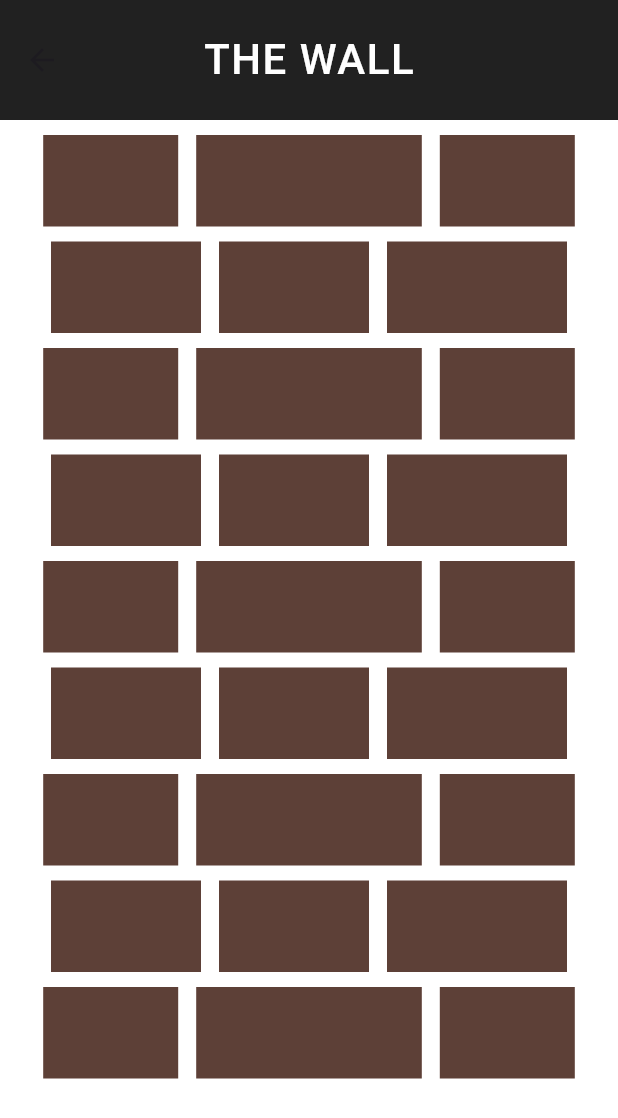
After one commit to Avesh6754/ui_demo, a Flutter app: the Wall screen opened by its route, on a phone screen of 412 x 824 dp. The commit adds this screen. Shown: the top 1118 px of the screen. Run offline on Flutter 3.47's test engine with Material 3 defaults, Android fonts, the light colour scheme and no system bars.

Commit message:
7-23-2024

```diff
--- a/lib/Editor.dart
+++ b/lib/Editor.dart
@@ -35,7 +35,10 @@ class _EditorState extends State<Editor> {
       ),
       body: Column(
         children: [
-          Container(
+          GestureDetector(onTap: (){
+            Navigator.of(context).pushNamed('/bolt');
+          },
+            child: Container(
               margin: const EdgeInsets.fromLTRB(15, 30, 15, 0),
               height: 350,
               width: double.infinity,
@@ -50,6 +53,7 @@ class _EditorState extends State<Editor> {
                 data,
                 size: 150,
                 color: colordata,
+              ),
             ),
           ),
           Select("Select Color"),
--- a/lib/main.dart
+++ b/lib/main.dart
@@ -7,10 +7,13 @@ import 'package:ui_demo/Myapp.dart';
 import 'package:ui_demo/Newgradient.dart';
 import 'package:ui_demo/OpernDoor.dart';
 import 'package:ui_demo/Shadowbutton.dart';
+import 'package:ui_demo/bolt.dart';
 import 'package:ui_demo/chess.dart';
 import 'package:ui_demo/flage.dart';
 import 'package:ui_demo/lettercover.dart';
+import 'package:ui_demo/spliter.dart';
 import 'package:ui_demo/utils/Cube3d.dart';
+import 'package:ui_demo/wall.dart';
 import 'package:ui_demo/watch.dart';
 
 import 'Clac.dart';
@@ -35,6 +38,7 @@ class MyApp extends StatelessWidget {
   Widget build(BuildContext context) {
     return MaterialApp(
       debugShowCheckedModeBanner: false,
+      initialRoute: 'bolt',
       routes: {
         '/': (context) => Myapp(),
         '/Mission': (context) => Missionrnw(),
@@ -58,6 +62,9 @@ class MyApp extends StatelessWidget {
         '/Icon': (context) => Ioncdata(),
         '/dynamic': (context) => DynamicDart(),
         '/Editor': (context) => Editor(),
+        '/bolt': (context) => Bolt(),
+        '/wall': (context) => Wall(),
+        '/split': (context) => Splitter(),
       },
     );
   }
--- /dev/null
+++ b/lib/wall.dart
@@ -0,0 +1,107 @@
+import 'package:flutter/material.dart';
+
+
+class Wall extends StatefulWidget {
+  const Wall({super.key});
+
+  @override
+  State<Wall> createState() => _WallState();
+}
+
+class _WallState extends State<Wall> {
+  @override
+  Widget build(BuildContext context) {
+    return Scaffold(
+      backgroundColor: Colors.white,
+      appBar: AppBar(
+        backgroundColor: Color(0xFF212121),
+        centerTitle: true,
+        toolbarHeight: 80,
+        title: const Text(
+          'THE WALL',
+          style: TextStyle(
+              letterSpacing: 1,
+              fontSize: 28,
+              color: Colors.white,
+              fontWeight: FontWeight.w500),
+        ),
+      ),
+      body: Padding(
+        padding: const EdgeInsets.only(top: 10),
+        child: GestureDetector(onTap: (){
+          Navigator.of(context).pushNamed('/split');
+        },
+          child: Column(
+            children:
+            List.generate(9, (index) => (index % 2 == 0) ? Row1() : Row2()),
+          ),
+        ),
+      ),
+    );
+  }
+}
+
+Widget Row2() {
+  return Padding(
+    padding: const EdgeInsets.only(top: 10, bottom: 10),
+    child: Row(
+      mainAxisAlignment: MainAxisAlignment.center,
+      children: [
+        Container(
+          height: 61,
+          width: 100,
+          decoration: const BoxDecoration(
+            color: Color(0xFF5D4037),
+          ),
+        ),
+        const SizedBox(width: 12),
+        Container(
+          height: 61,
+          width: 100,
+          decoration: const BoxDecoration(
+            color: Color(0xFF5D4037),
+          ),
+        ),
+        const SizedBox(width: 12),
+        Container(
+          height: 61,
+          width: 120,
+          decoration: const BoxDecoration(
+            color: Color(0xFF5D4037),
+          ),
+        ),
+      ],
+    ),
+  );
+}
+
+Row Row1() {
+  return Row(
+    mainAxisAlignment: MainAxisAlignment.center,
+    children: [
+      Container(
+        height: 61,
+        width: 90,
+        decoration: const BoxDecoration(
+          color: Color(0xFF5D4037),
+        ),
+      ),
+      const SizedBox(width: 12),
+      Container(
+        height: 61,
+        width: 150.4,
+        decoration: const BoxDecoration(
+          color: Color(0xFF5D4037),
+        ),
+      ),
+      const SizedBox(width: 12),
+      Container(
+        height: 61,
+        width: 90,
+        decoration: const BoxDecoration(
+          color: Color(0xFF5D4037),
+        ),
+      ),
+    ],
+  );
+}
```
Also changed, not shown: lib/bolt.dart (added, +52 -0 lines), lib/spliter.dart (added, +84 -0 lines). Lines whose indentation alone changed are shown as unchanged.
